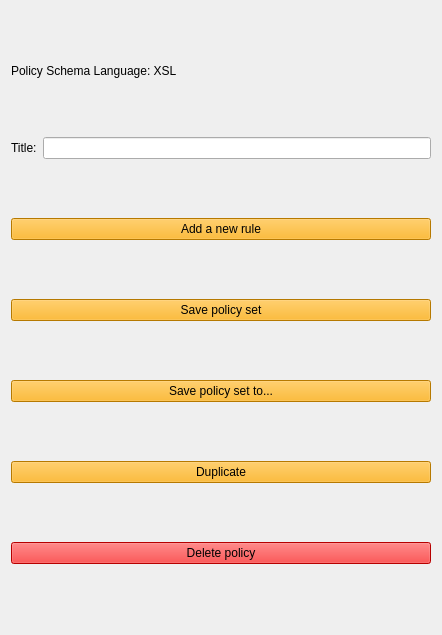
MediaArea/MediaConch_SourceCode, file Source/GUI/Qt/xsltpolicymenu.ui: the form before one commit.
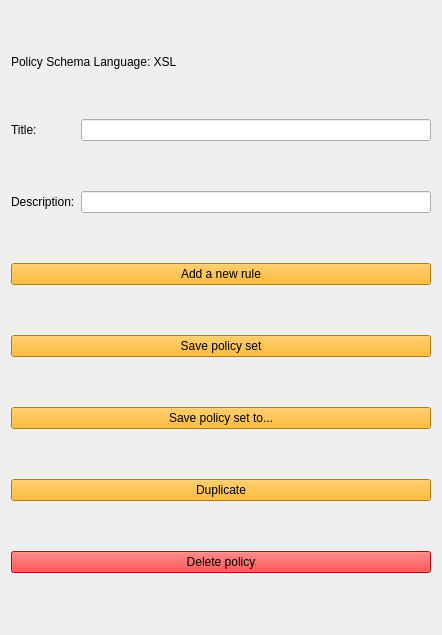
The form after the commit.

Commit message: GUI/Qt: add a description

```diff
--- a/Source/GUI/Qt/xsltpolicymenu.ui
+++ b/Source/GUI/Qt/xsltpolicymenu.ui
@@ -17,7 +17,7 @@
    </sizepolicy>
   </property>
   <layout class="QGridLayout" name="gridLayout">
-   <item row="5" column="0" colspan="2">
+   <item row="6" column="0" colspan="2">
     <widget class="QPushButton" name="duplicatePolicy">
      <property name="focusPolicy">
       <enum>Qt::NoFocus</enum>
@@ -39,7 +39,7 @@
      </property>
     </widget>
    </item>
-   <item row="2" column="0" colspan="2">
+   <item row="3" column="0" colspan="2">
     <widget class="QPushButton" name="addNewRule">
      <property name="focusPolicy">
       <enum>Qt::NoFocus</enum>
@@ -54,7 +54,7 @@
      </property>
     </widget>
    </item>
-   <item row="4" column="0" colspan="2">
+   <item row="5" column="0" colspan="2">
     <widget class="QPushButton" name="savePolicyTo">
      <property name="focusPolicy">
       <enum>Qt::NoFocus</enum>
@@ -68,7 +68,7 @@
      </property>
     </widget>
    </item>
-   <item row="6" column="0" colspan="2">
+   <item row="7" column="0" colspan="2">
     <widget class="QPushButton" name="deletePolicy">
      <property name="focusPolicy">
       <enum>Qt::NoFocus</enum>
@@ -86,7 +86,7 @@
    <item row="1" column="1">
     <widget class="QLineEdit" name="title"/>
    </item>
-   <item row="3" column="0" colspan="2">
+   <item row="4" column="0" colspan="2">
     <widget class="QPushButton" name="savePolicy">
      <property name="focusPolicy">
       <enum>Qt::NoFocus</enum>
@@ -120,6 +120,16 @@
      </property>
     </widget>
    </item>
+   <item row="2" column="0">
+    <widget class="QLabel" name="label_2">
+     <property name="text">
+      <string>Description:</string>
+     </property>
+    </widget>
+   </item>
+   <item row="2" column="1">
+    <widget class="QLineEdit" name="description"/>
+   </item>
   </layout>
  </widget>
  <resources/>
```
The commit also changes 5 other files.
